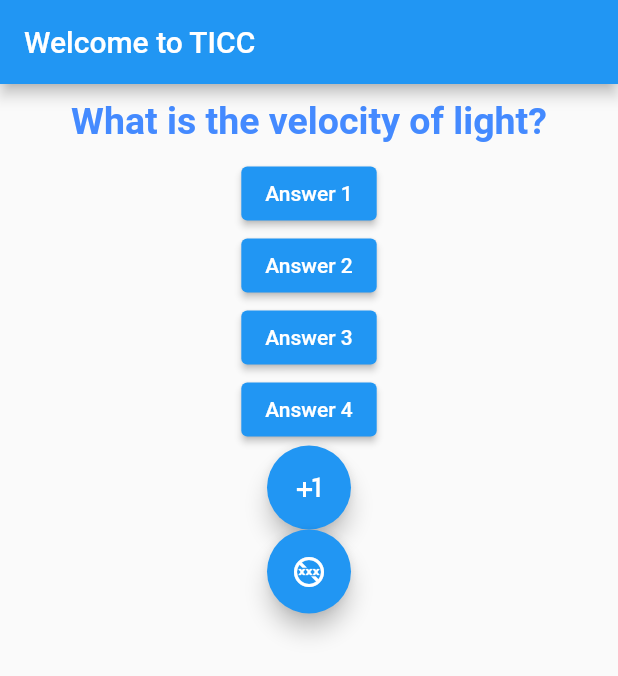
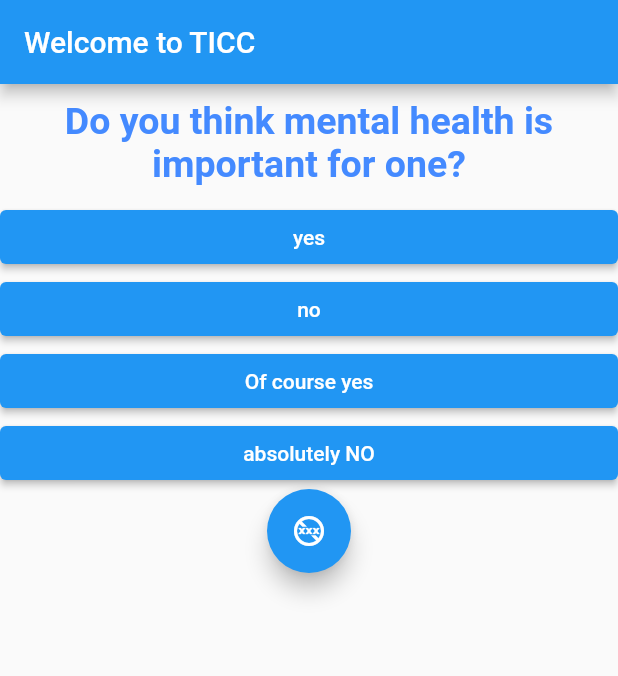
Before and after one commit to Ikshan-Tango/Flutter_Basics, a Flutter app: the screen it shows after launch, on a phone screen of 412 x 824 dp. Shown: the top 676 px of the screen. Run offline on Flutter 3.47's test engine with Material 2 defaults, Android fonts, the phone set to English and light mode, and no system bars.

```diff
--- /dev/null
+++ b/lib/answer.dart
@@ -0,0 +1,23 @@
+import 'package:flutter/material.dart';
+
+class Answer extends StatelessWidget {
+  final VoidCallback selectHandler;
+  String answerText;
+
+  Answer(this.selectHandler, this.answerText);
+
+  @override
+  Widget build(BuildContext context) {
+    return Container(
+      width: double.infinity,
+      child: ElevatedButton(
+        onPressed: selectHandler,
+        child: Text(answerText),
+        style: ButtonStyle(
+          backgroundColor: MaterialStateProperty.all(Colors.blue),
+          foregroundColor: MaterialStateProperty.all(Colors.white),
+        ),
+      ),
+    );
+  }
+}
--- a/lib/main.dart
+++ b/lib/main.dart
@@ -2,6 +2,9 @@ import 'package:flutter/material.dart';
 // import 'package:google_fonts/google_fonts.dart';
 
 import './question.dart';
+import './answer.dart';
+import './quiz.dart';
+import './result.dart';
 
 void main() {
   runApp(MyApp());
@@ -10,7 +13,6 @@ void main() {
 class MyApp extends StatefulWidget {
   @override
   State<StatefulWidget> createState() {
-    // TODO: implement createState
     return _MyAppState();
   }
 }
@@ -19,7 +21,7 @@ class MyApp extends StatefulWidget {
 class _MyAppState extends State<MyApp> {
   var _questionidx = 0;
 
-  void answerQuestion() {
+  void _answerQuestion() {
     setState(() {
       //it calls the build function again to re render the application
       //add the code which ever needs to change its state or re-render the app whenever a local state is changed
@@ -28,7 +30,7 @@ class _MyAppState extends State<MyApp> {
     print("Answer Question Function: $_questionidx");
   }
 
-  void goBackQuestion() {
+  void _goBackQuestion() {
     setState(() {
       //it calls the build function again to re render the application
       //add the code which ever needs to change its state or re-render the app whenever a local state is changed
@@ -37,11 +39,23 @@ class _MyAppState extends State<MyApp> {
     print("GO Back Question Function: $_questionidx");
   }
 
-  var question = [
-    'What is the velocity of light?',
-    'Do you think mental health is important?',
-    'Lorem Ipsum si de Cilois metre boiuji gyanse mer',
-    'Bleh si Ippsm Lorem see gery buja gyane msee '
+  var _questions = [
+    {
+      'questionText': 'Do you think mental health is important for one?',
+      'answers': ['yes', 'no', 'Of course yes', 'absolutely NO'],
+    },
+    {
+      'questionText': 'What\'s your favorite color?',
+      'answers': ['Black', 'Red', 'Green', 'White'],
+    },
+    {
+      'questionText': 'What\'s your favorite animal?',
+      'answers': ['Rabbit', 'Snake', 'Elephant', 'Lion'],
+    },
+    {
+      'questionText': 'What\'s your favorite instructor?',
+      'answers': ['Max', 'Max', 'Max', 'Max'],
+    }
   ];
 
   @override //used to tell the compiler that i am over riding an already built in function
@@ -55,30 +69,14 @@ class _MyAppState extends State<MyApp> {
           appBar: AppBar(
             title: Text("Welcome to TICC"),
           ),
-          body: Column(
-            children: [
-              Question(question[_questionidx]),
-              ElevatedButton(
-                  onPressed: answerQuestion, child: Text('Answer 1')),
-              ElevatedButton(
-                  onPressed: answerQuestion, child: Text('Answer 2')),
-              ElevatedButton(
-                  onPressed: answerQuestion, child: Text('Answer 3')),
-              ElevatedButton(
-                  onPressed: answerQuestion, child: Text('Answer 4')),
-              //to go forward
-              FloatingActionButton(
-                onPressed: answerQuestion,
-                child: Icon(Icons.plus_one),
-              ),
-
-              //to go backward
-              FloatingActionButton(
-                onPressed: goBackQuestion,
-                child: Icon(Icons.no_adult_content),
-              ),
-            ],
-          )),
+          body: (_questionidx < _questions.length)
+              ? Quiz(
+                  questions: _questions,
+                  answerQuestion: _answerQuestion,
+                  goBackQuestion: _goBackQuestion,
+                  questionidx: _questionidx,
+                )
+              : Result()),
     );
   }
 }
--- /dev/null
+++ b/lib/quiz.dart
@@ -0,0 +1,45 @@
+import 'package:flutter/src/widgets/framework.dart';
+import 'package:flutter/src/widgets/placeholder.dart';
+
+import 'package:flutter/material.dart';
+
+import './question.dart';
+import './answer.dart';
+
+class Quiz extends StatelessWidget {
+  final VoidCallback answerQuestion;
+  final int questionidx;
+  final VoidCallback goBackQuestion;
+
+  final List<Map<String, Object>> questions;
+
+  Quiz(
+      {required this.questions,
+      required this.answerQuestion,
+      required this.goBackQuestion,
+      required this.questionidx});
+
+  @override
+  Widget build(BuildContext context) {
+    return Column(
+      children: [
+        Question(
+          questions[questionidx]['questionText'].toString(),
+        ),
+
+        //every answer depends on the question, therefor answer widget depends on question and main.dart (for updating index) as well
+
+        //what we are doing here is that in children, there comes widgets which are in a list, and in a list we are adding another list because map function needs that, by adding ... we are defragmenting the inner lists to separate alag alag widgets
+        ...(questions[questionidx]['answers'] as List<String>).map((answer) {
+          return Answer(answerQuestion, answer);
+        }).toList(),
+
+        //to go backward
+        FloatingActionButton(
+          onPressed: goBackQuestion,
+          child: Icon(Icons.no_adult_content),
+        ),
+      ],
+    );
+  }
+}
--- /dev/null
+++ b/lib/result.dart
@@ -0,0 +1,15 @@
+import 'package:flutter/src/widgets/framework.dart';
+import 'package:flutter/src/widgets/placeholder.dart';
+
+import 'package:flutter/widgets.dart';
+
+class Result extends StatelessWidget {
+  const Result({super.key});
+
+  @override
+  Widget build(BuildContext context) {
+    return Center(
+      child: Text("Yayy, congo!"),
+    );
+  }
+}
```
